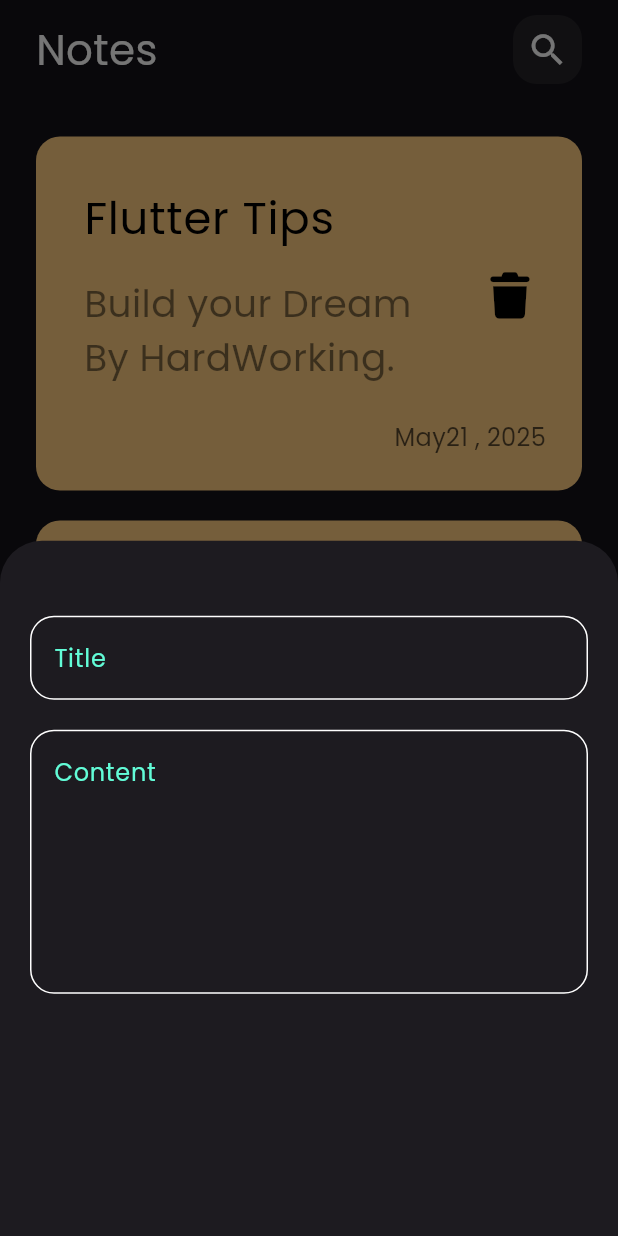
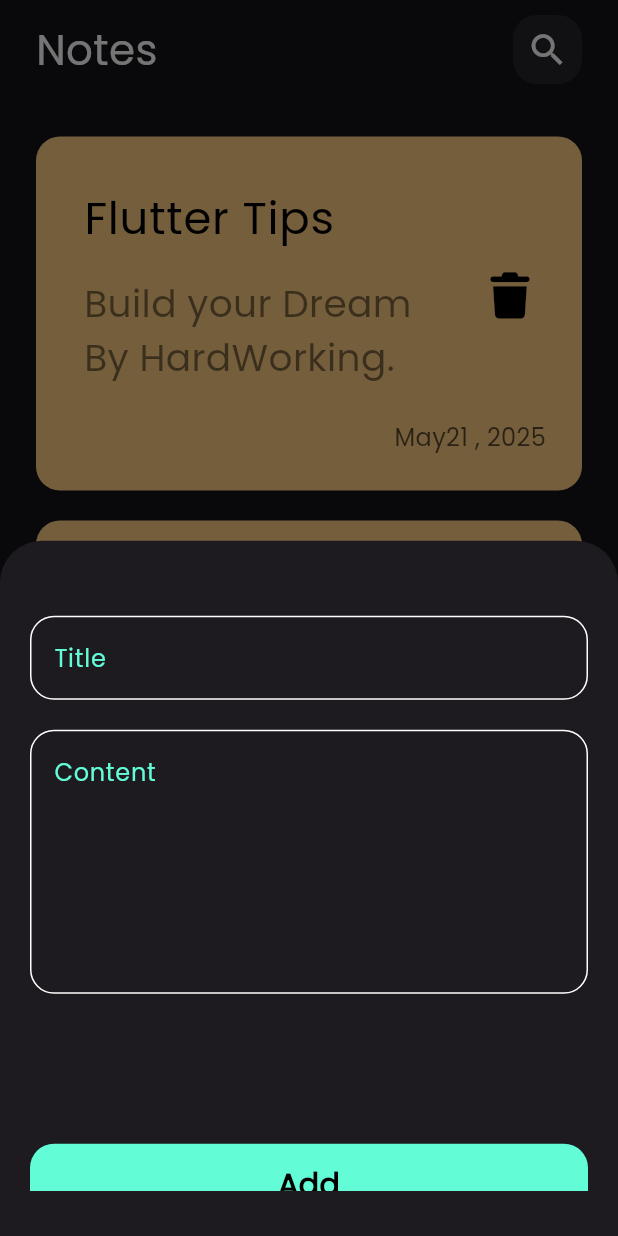
Before and after one commit to Moamed1010/note_app, a Flutter app: the screen it shows after launch, after a tap on the "add" icon, on a phone screen of 412 x 824 dp. Run offline on Flutter 3.47's test engine with Material 3 defaults, Android fonts, the phone set to English and light mode, and no system bars; our stand-ins replace font_awesome_flutter.

Commit message:
finshed notes button sheet

```diff
--- a/lib/Views/widgets/add_note_botton_sheet.dart
+++ b/lib/Views/widgets/add_note_botton_sheet.dart
@@ -1,4 +1,6 @@
 import 'package:flutter/material.dart';
+import 'package:note_app/Constant.dart';
+import 'package:note_app/Views/widgets/custom_botton.dart';
 import 'package:note_app/Views/widgets/custom_text_field.dart';
 
 class AddNoteButtonSheet extends StatelessWidget {
@@ -6,18 +8,21 @@ class AddNoteButtonSheet extends StatelessWidget {
 
   @override
   Widget build(BuildContext context) {
-    return  Padding(
-
-      padding: const EdgeInsets.symmetric(horizontal: 20,vertical: 30),
-      child: Column(
-
-        children:const [
-           SizedBox(height: 20,),
-          CussomTextField(hint: 'Title',),
-           SizedBox(height: 20,),
-          CussomTextField(hint: 'Content',maxline: 6,),
-        ],
+    return Padding(
+      padding: const EdgeInsets.symmetric(horizontal: 20, vertical: 30),
+      child: SingleChildScrollView(
+        child: Column(
+          children: const [
+            SizedBox(height: 20),
+            CussomTextField(hint: 'Title'),
+            SizedBox(height: 20),
+            CussomTextField(hint: 'Content', maxline: 6),
+            SizedBox(height:100),
+            CustomButton(),
+            SizedBox(height: 16),
+          ],
+        ),
       ),
-    ) ;
+    );
   }
 }
--- /dev/null
+++ b/lib/Views/widgets/custom_botton.dart
@@ -0,0 +1,29 @@
+
+import 'package:flutter/material.dart';
+import 'package:note_app/Constant.dart';
+
+class CustomButton extends StatelessWidget {
+  const CustomButton({super.key});
+
+  @override
+  Widget build(BuildContext context) {
+    return Container(
+      width: MediaQuery.of(context).size.width,
+      height: 55,
+      decoration: BoxDecoration(
+        color: KPrimaryColor,
+        borderRadius: BorderRadius.circular(16),
+      ),
+      child:const Center(
+        child: Text(
+          "Add",
+          style: TextStyle(
+            color: Colors.black,
+            fontSize: 20,
+            fontWeight: FontWeight.bold,
+          ),
+        ),
+      ),
+    );
+  }
+}
```
